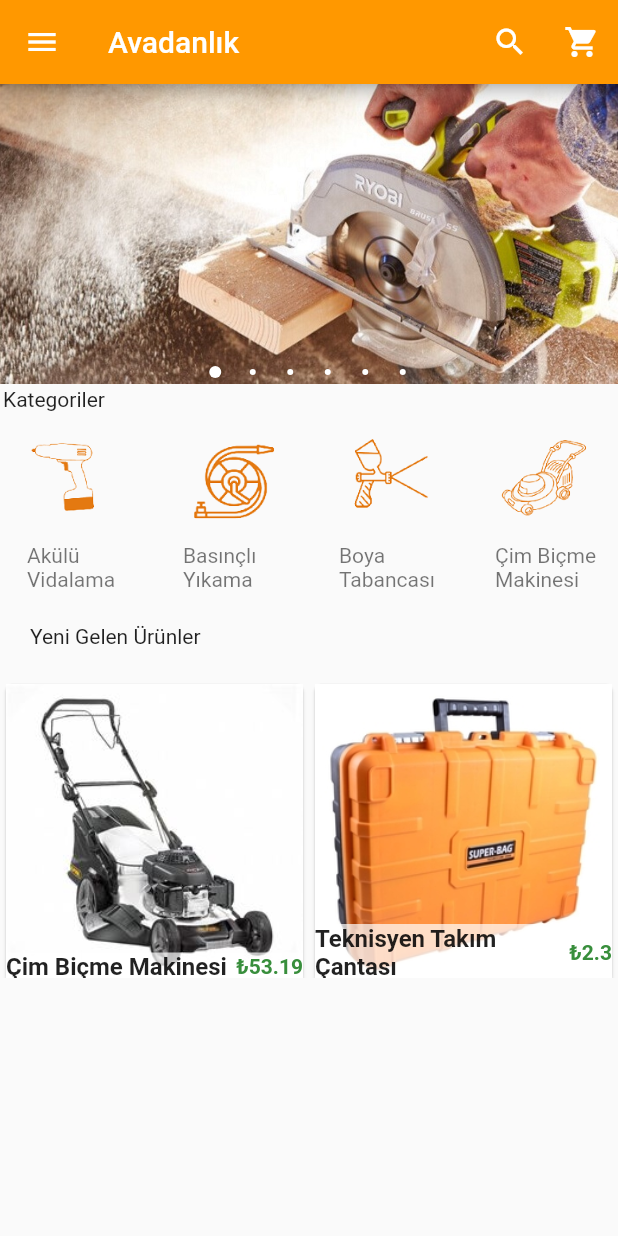
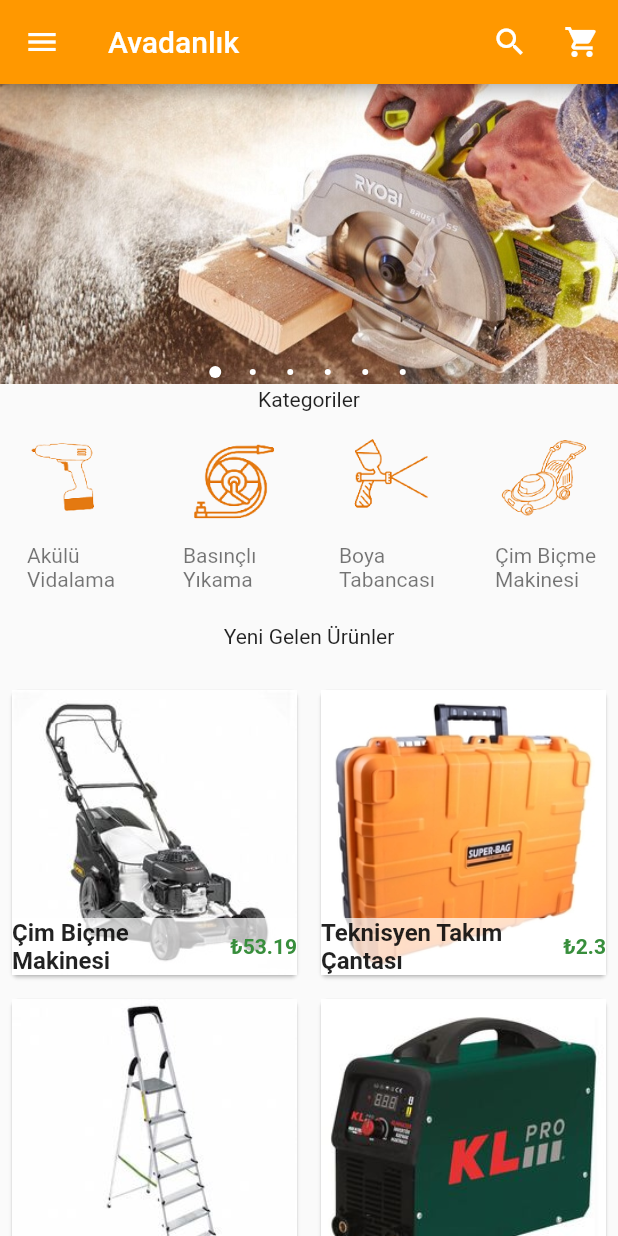
Before and after one commit to gkaynakk/ToolRentalApp, a Flutter app: the screen it shows after launch, on a phone screen of 412 x 824 dp. Run offline on Flutter 3.47's test engine with Material 2 defaults, Android fonts, the phone set to English and light mode, and no system bars; drawn by our look-alikes of carousel_pro.

Commit message:
Few more UI updates

```diff
--- a/lib/components/products.dart
+++ b/lib/components/products.dart
@@ -74,13 +74,16 @@ class _ProductsState extends State<Products> {
         gridDelegate:
             new SliverGridDelegateWithFixedCrossAxisCount(crossAxisCount: 2),
         itemBuilder: (BuildContext context, int index) {
-          return SingleProd(
+          return Padding(
+            padding: const EdgeInsets.all(4),
+            child: SingleProd(
               prodName: productList[index]['name'],
               prodPicture: productList[index]['picture'],
               prodPrice: productList[index]['price'],
               prodRentPrice: productList[index]['rent_price'],
               prodSpecs: productList[index]['product_specs'],
               prodBrand: productList[index]['product_brand'],
+            ),
           );
         });
   }
--- a/lib/main.dart
+++ b/lib/main.dart
@@ -116,7 +116,7 @@ class _HomePageState extends State<HomePage> {
           ],
         ),
       ),
-      body: new ListView(
+      body: new Column(
         children: <Widget>[
           //image carousel starts here
           image_carousel,
@@ -133,10 +133,8 @@ class _HomePageState extends State<HomePage> {
             child: new Text('Yeni Gelen Ürünler'),
           ),
           //Grid View
-          Container(
-            height: 200.0,
-            child: Products(),
-          ),
+
+          Flexible(child: Products()),
         ],
       ),
     );
```
Lines whose indentation alone changed are shown as unchanged.
